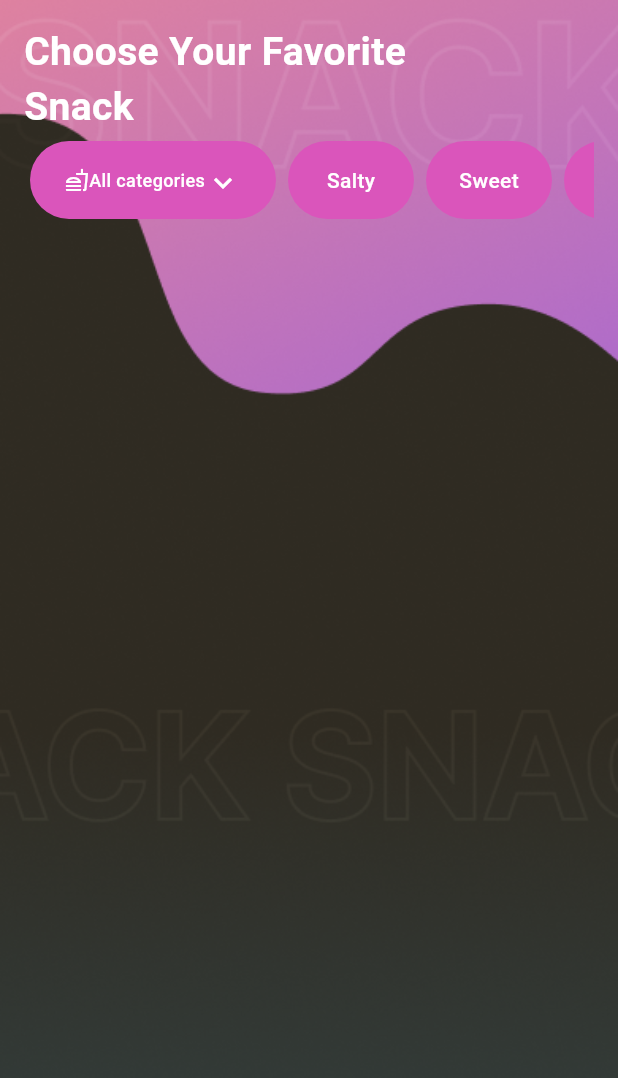
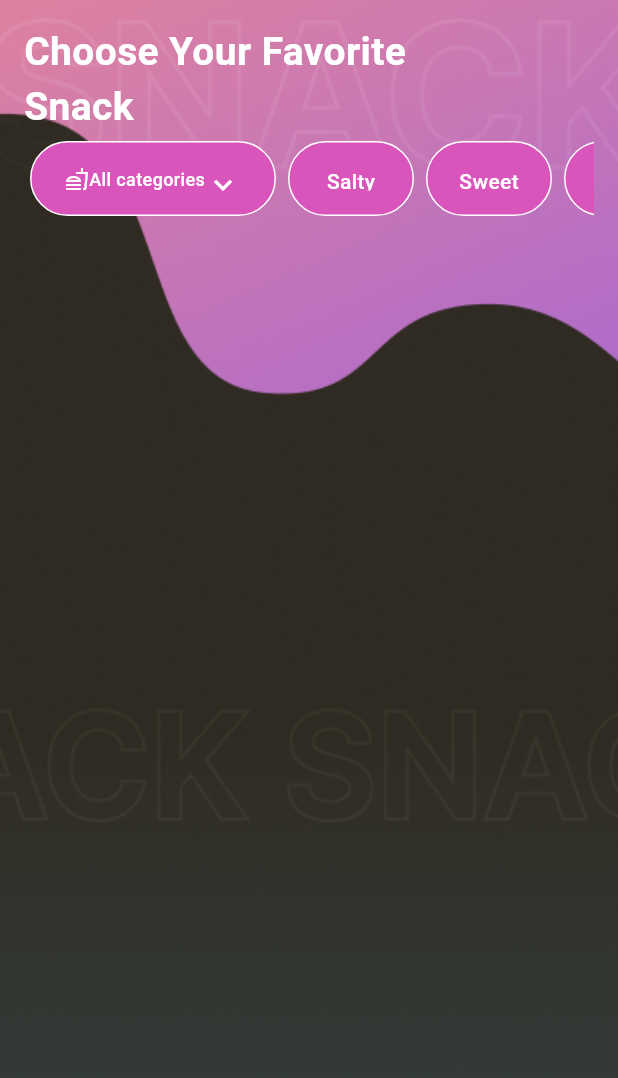
Before and after one commit to Dopa91/jp_design_challenge_dopatka, a Flutter app: the screen it shows after launch, after a tap on "Order Now", on a phone screen of 412 x 824 dp. Shown: the top 1078 px of the screen. Run offline on Flutter 3.47's test engine with Material 3 defaults, Android fonts, the phone set to English and light mode, and no system bars; our stand-ins replace blurrycontainer.

Commit message:
edited widget buttonround

```diff
--- a/lib/features/homepage/widgets/my_button_round.dart
+++ b/lib/features/homepage/widgets/my_button_round.dart
@@ -27,9 +27,10 @@ class MyButtonRound extends StatelessWidget {
         padding: const EdgeInsets.all(4.0),
         child: Container(
           width: buttonWidth,
-          height: 52,
+          height: 50,
           padding: const EdgeInsets.all(16),
           decoration: BoxDecoration(
+            border: Border.all(color: Colors.white),
             color: const Color.fromARGB(255, 218, 85, 187),
             borderRadius: BorderRadius.circular(32),
           ),
```
